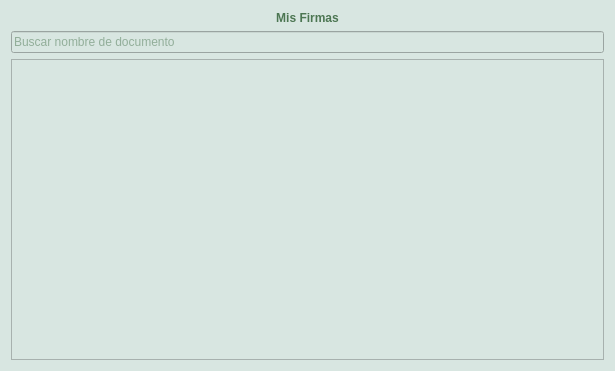
First picture: the form in client_fva/ui/ui_elements/mysignatures.ui, repository luisza/dfva_client, before the edit.
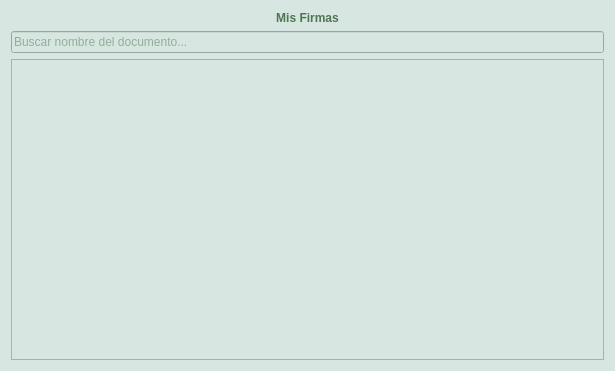
Second picture: the form after the edit.

Patch:
```diff
--- a/client_fva/ui/ui_elements/mysignatures.ui
+++ b/client_fva/ui/ui_elements/mysignatures.ui
@@ -43,7 +43,7 @@
    <item>
     <widget class="QLineEdit" name="search">
      <property name="placeholderText">
-      <string>Buscar nombre de documento</string>
+      <string>Buscar nombre del documento...</string>
      </property>
     </widget>
    </item>
```
Left out of the diff: 2 changed lines with no effect on the pictures.
